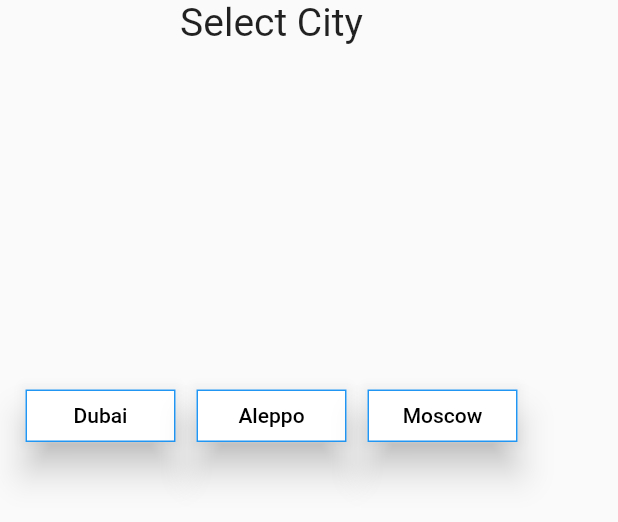
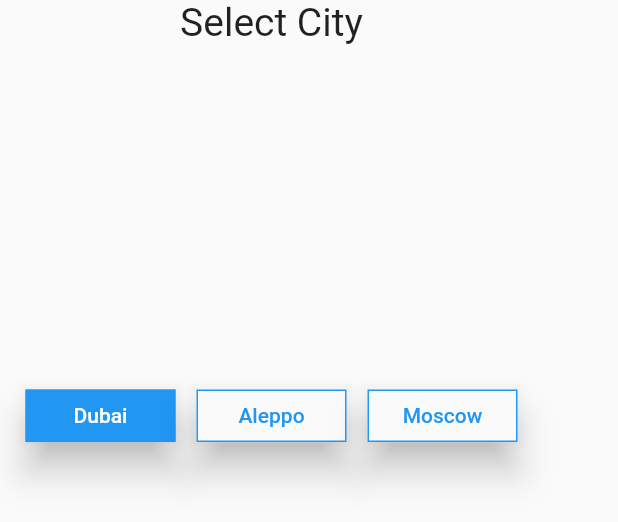
Before and after one commit to majdkz97/weather_app, a Flutter app: the SelectCity widget shown alone on an empty page, opened directly, on a phone screen of 412 x 824 dp. Shown: the top 522 px of the screen. Run offline on Flutter 3.47's test engine with Material 2 defaults, Android fonts, the phone set to English and light mode, and no system bars; drawn by our look-alikes of custom_radio_grouped_button; our stand-ins replace bloc, equatable, flare_flutter, flutter_bloc, google_fonts, shared_preferences; accounts and stored records are empty; network calls fail.

Commit message:
Upgrade to Flutter 3.0.5

```diff
--- a/lib/blocs/theme_bloc/theme_bloc.dart
+++ b/lib/blocs/theme_bloc/theme_bloc.dart
@@ -9,9 +9,8 @@ part 'theme_event.dart';
 part 'theme_state.dart';
 
 class ThemeBloc extends Bloc<ThemeEvent, ThemeState> {
-  @override
-  ThemeState get initialState =>
-      ThemeState(themeData: AppTheme().appThemesData[AppTheme.lightThemeData]);
+  ThemeBloc() : super(ThemeState(themeData: AppTheme().appThemesData[AppTheme.lightThemeData]));
+
 
   @override
   Stream<ThemeState> mapEventToState(
--- a/lib/blocs/weather_bloc/weather_bloc.dart
+++ b/lib/blocs/weather_bloc/weather_bloc.dart
@@ -6,8 +6,7 @@ import 'package:weatherapp/repositories/api/weather/weather_api.dart';
 import './bloc.dart';
 
 class WeatherBloc extends Bloc<WeatherEvent, WeatherState> {
-  @override
-  WeatherState get initialState => InitialWeatherState();
+  WeatherBloc() : super(InitialWeatherState());
 
   @override
   Stream<WeatherState> mapEventToState(
--- a/lib/main.dart
+++ b/lib/main.dart
@@ -10,7 +10,7 @@ import 'repositories/storage_service.dart';
 
 Future<void> main() async {
   WidgetsFlutterBinding.ensureInitialized();
-  BlocSupervisor.delegate = SimpleBlocDelegate();
+  // BlocSupervisor.delegate = SimpleBlocDelegate();
   DataHelper.selectedTheme = (await StorageService().read('AppTheme'))=='light'?AppThemes.lightMode:AppThemes.darkMode;
   runApp(MyApp());
 }
@@ -25,8 +25,8 @@ class MyApp extends StatelessWidget {
         builder: (BuildContext ctx, ThemeState state) {
           return MaterialApp(
             title: 'Weather App',
-            onGenerateRoute: Router.generateRoute,
-            initialRoute: Router.splashScreenRoute,
+            onGenerateRoute: AppRouter.generateRoute,
+            initialRoute: AppRouter.splashScreenRoute,
             theme: state.themeData,
             debugShowCheckedModeBanner: false,
           );
--- a/lib/pages/home_page.dart
+++ b/lib/pages/home_page.dart
@@ -1,4 +1,3 @@
-import 'package:flutter/cupertino.dart';
 import 'package:flutter/material.dart';
 import 'package:flutter_bloc/flutter_bloc.dart';
 import 'package:weatherapp/blocs/theme_bloc/theme_bloc.dart';
@@ -59,6 +58,7 @@ class _HomePageState extends State<HomePage> with WidgetsBindingObserver {
       backgroundColor: Theme.of(context).colorScheme.onSurface,
       child: Icon(Icons.brightness_2,color:Theme.of(context).colorScheme.onBackground,),
       ),
+      floatingActionButtonLocation: FloatingActionButtonLocation.startFloat,
       body: Flex(direction: Axis.vertical,
       children: <Widget>[
         homePageFlare(),
--- a/lib/pages/load_error_page.dart
+++ b/lib/pages/load_error_page.dart
@@ -23,8 +23,8 @@ class LoadErrorPage extends StatelessWidget {
     return Scaffold(
       appBar: AppBar(
         leading: NavigatorBackButton(
-          from: Router.weatherRoute,
-          to: Router.homeRoute,
+          from: AppRouter.weatherRoute,
+          to: AppRouter.homeRoute,
         ),
       ),
       body: Center(
--- a/lib/pages/loading_page.dart
+++ b/lib/pages/loading_page.dart
@@ -9,8 +9,8 @@ class LoadingPage extends StatelessWidget {
     return Scaffold(
       appBar: AppBar(
         leading: NavigatorBackButton(
-          from: Router.weatherRoute,
-          to: Router.homeRoute,
+          from: AppRouter.weatherRoute,
+          to: AppRouter.homeRoute,
         ),
       ),
       body: Center(child: Column(
--- a/lib/pages/splash_screen_page.dart
+++ b/lib/pages/splash_screen_page.dart
@@ -17,7 +17,7 @@ class _SplashScreenState extends State<SplashScreen> {
        body: FlareActor('assets/splash_screen.flr',
          animation: DataHelper.selectedTheme==AppThemes.darkMode?'dark':'light',
          fit: BoxFit.cover,callback: (value){
-         Navigator.pushReplacementNamed(context,Router.homeRoute);
+         Navigator.pushReplacementNamed(context,AppRouter.homeRoute);
        },),
     );
   }
--- a/lib/pages/weather_page.dart
+++ b/lib/pages/weather_page.dart
@@ -48,7 +48,7 @@ class _WeatherPageBuilderState extends State<WeatherPageBuilder> {
   @override
   Widget build(BuildContext context) {
     return BlocBuilder<WeatherBloc, WeatherState>(
-      bloc: BlocProvider.of<WeatherBloc>(context),
+      cubit: BlocProvider.of<WeatherBloc>(context),
       builder: (context, state) {
         if (state is WeatherIsLoadingState)
           return LoadingPage();
--- a/lib/routes.dart
+++ b/lib/routes.dart
@@ -4,7 +4,7 @@ import 'package:weatherapp/pages/splash_screen_page.dart';
 
 import 'pages/weather_page.dart';
 
-class Router {
+class AppRouter {
   static const String splashScreenRoute = '/';
   static const String homeRoute = '/home';
   static const String weatherRoute = '/weather';
--- a/lib/widgets/home_page/day_item.dart
+++ b/lib/widgets/home_page/day_item.dart
@@ -19,7 +19,7 @@ class DayItem extends StatelessWidget {
 
         child: RaisedButton(onPressed: () async {
          // await StorageService().clear();
-          Navigator.pushNamed(context, Router.weatherRoute,arguments: dateTime);
+          Navigator.pushNamed(context, AppRouter.weatherRoute,arguments: dateTime);
         },
           color: Theme.of(context).accentColor,
           shape: RoundedRectangleBorder(
--- a/lib/widgets/home_page/select_city.dart
+++ b/lib/widgets/home_page/select_city.dart
@@ -1,4 +1,4 @@
-import 'package:custom_radio_grouped_button/CustomButtons/CustomRadioButton.dart';
+import 'package:custom_radio_grouped_button/custom_radio_grouped_button.dart';
 import 'package:flutter/material.dart';
 import 'package:weatherapp/helpers/data_helper.dart';
 import 'package:weatherapp/models/city.dart';
@@ -39,7 +39,10 @@ class _SelectCityState extends State<SelectCity> {
                 fit: FlexFit.tight,
                 flex: 60,
                 child: CustomRadioButton(
-                  buttonColor: Theme.of(context).canvasColor,
+                  unSelectedColor: Theme.of(context).canvasColor,
+                  buttonTextStyle: ButtonTextStyle(
+                    unSelectedColor: Theme.of(context).primaryColor
+                  ),
                   buttonLables: [
                     DataHelper.cityDubai.cityName,
                     DataHelper.cityAleppo.cityName,
@@ -50,9 +53,12 @@ class _SelectCityState extends State<SelectCity> {
                     DataHelper.cityAleppo,
                     DataHelper.cityMoscow
                   ],
+                  defaultSelected: DataHelper.cityDubai,
                   radioButtonValue: (value) => selectCity(value) ,
                   selectedColor: Theme.of(context).accentColor,
                 ),
+
+
               )
 
             ],
```
Also changed, not shown: lib/blocs/simple_bloc.dart (+21 -21 lines), lib/repositories/api/api_service.dart (+4 -4 lines), lib/widgets/weather_page/weather_details_screen.dart (+4 -4 lines), pubspec.yaml (+9 -9 lines), pubspec.lock, 9 other files.
